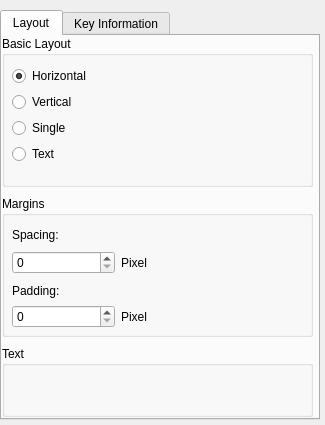
This is contents/ui/config.ui in xdarklight/keystate-plasmoid as Qt 5 draws it before an edit. The edited form follows.
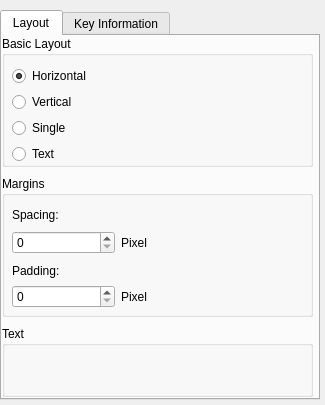
This is the edited form. Custom widgets are drawn as their Qt base class.

Commit message: shrink the height of the config ui a bit

Patch:
```diff
--- a/contents/ui/config.ui
+++ b/contents/ui/config.ui
@@ -7,13 +7,13 @@
     <x>0</x>
     <y>0</y>
     <width>325</width>
-    <height>425</height>
+    <height>405</height>
    </rect>
   </property>
   <property name="minimumSize">
    <size>
     <width>325</width>
-    <height>425</height>
+    <height>405</height>
    </size>
   </property>
   <property name="windowTitle">
@@ -28,13 +28,13 @@
      <x>0</x>
      <y>10</y>
      <width>320</width>
-     <height>410</height>
+     <height>390</height>
     </rect>
    </property>
    <property name="minimumSize">
     <size>
      <width>320</width>
-     <height>410</height>
+     <height>390</height>
     </size>
    </property>
    <property name="toolTip">
@@ -53,7 +53,7 @@
        <x>0</x>
        <y>0</y>
        <width>311</width>
-       <height>151</height>
+       <height>131</height>
       </rect>
      </property>
      <property name="title">
@@ -122,7 +122,7 @@
      <property name="geometry">
       <rect>
        <x>0</x>
-       <y>160</y>
+       <y>140</y>
        <width>311</width>
        <height>141</height>
       </rect>
@@ -195,7 +195,7 @@
      <property name="geometry">
       <rect>
        <x>0</x>
-       <y>310</y>
+       <y>290</y>
        <width>311</width>
        <height>71</height>
       </rect>
```
